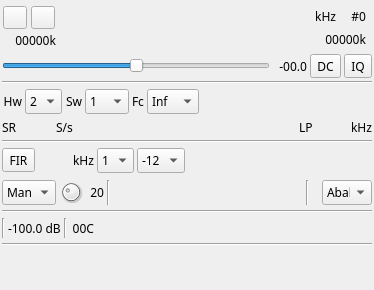
This is plugins/samplesource/plutosdrinput/plutosdrinputgui.ui in f4exb/sdrangel as Qt 5 draws it before an edit. The edited form follows.
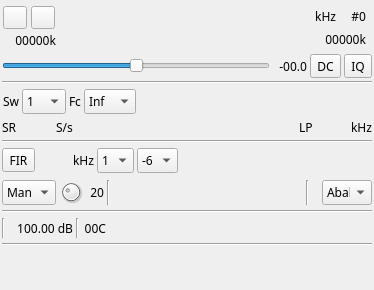
This is the edited form. Icons and pictures are not drawn. Custom widgets are drawn as their Qt base class.

Diff of the .ui file:
```diff
--- a/plugins/samplesource/plutosdrinput/plutosdrinputgui.ui
+++ b/plugins/samplesource/plutosdrinput/plutosdrinputgui.ui
@@ -301,42 +301,6 @@
      <property name="topMargin">
       <number>2</number>
      </property>
-     <item>
-      <widget class="QLabel" name="hwDecimLabel">
-       <property name="text">
-        <string>Hw</string>
-       </property>
-       <property name="alignment">
-        <set>Qt::AlignRight|Qt::AlignTrailing|Qt::AlignVCenter</set>
-       </property>
-      </widget>
-     </item>
-     <item>
-      <widget class="QComboBox" name="hwDecim">
-       <property name="maximumSize">
-        <size>
-         <width>50</width>
-         <height>16777215</height>
-        </size>
-       </property>
-       <property name="toolTip">
-        <string>Hardware decimation governor</string>
-       </property>
-       <property name="currentIndex">
-        <number>0</number>
-       </property>
-       <item>
-        <property name="text">
-         <string>2</string>
-        </property>
-       </item>
-       <item>
-        <property name="text">
-         <string>3</string>
-        </property>
-       </item>
-      </widget>
-     </item>
      <item>
       <widget class="QLabel" name="swDecimLabel">
        <property name="text">
@@ -613,14 +577,14 @@
       </widget>
      </item>
      <item>
-      <widget class="QLabel" name="lpfUnits_2">
+      <widget class="QLabel" name="lpfFIRUnits">
        <property name="text">
         <string>kHz</string>
        </property>
       </widget>
      </item>
      <item>
-      <widget class="QComboBox" name="firDecimation">
+      <widget class="QComboBox" name="lpFIRDecimation">
        <property name="maximumSize">
         <size>
          <width>50</width>
@@ -648,7 +612,7 @@
       </widget>
      </item>
      <item>
-      <widget class="QComboBox" name="firGain">
+      <widget class="QComboBox" name="lpFIRGain">
        <property name="maximumSize">
         <size>
          <width>50</width>
@@ -658,11 +622,6 @@
        <property name="toolTip">
         <string>FIR gain (dB)</string>
        </property>
-       <item>
-        <property name="text">
-         <string>-12</string>
-        </property>
-       </item>
        <item>
         <property name="text">
          <string>-6</string>
@@ -673,11 +632,6 @@
          <string>0</string>
         </property>
        </item>
-       <item>
-        <property name="text">
-         <string>+6</string>
-        </property>
-       </item>
       </widget>
      </item>
      <item>
@@ -704,7 +658,7 @@
       <number>2</number>
      </property>
      <item>
-      <widget class="QComboBox" name="gainCtlMode">
+      <widget class="QComboBox" name="gainMode">
        <property name="maximumSize">
         <size>
          <width>54</width>
@@ -922,8 +876,17 @@
      </item>
      <item>
       <widget class="QLabel" name="rssiText">
+       <property name="minimumSize">
+        <size>
+         <width>65</width>
+         <height>0</height>
+        </size>
+       </property>
        <property name="text">
-        <string>-100.0 dB</string>
+        <string>100.00 dB</string>
+       </property>
+       <property name="alignment">
+        <set>Qt::AlignRight|Qt::AlignTrailing|Qt::AlignVCenter</set>
        </property>
       </widget>
      </item>
```
